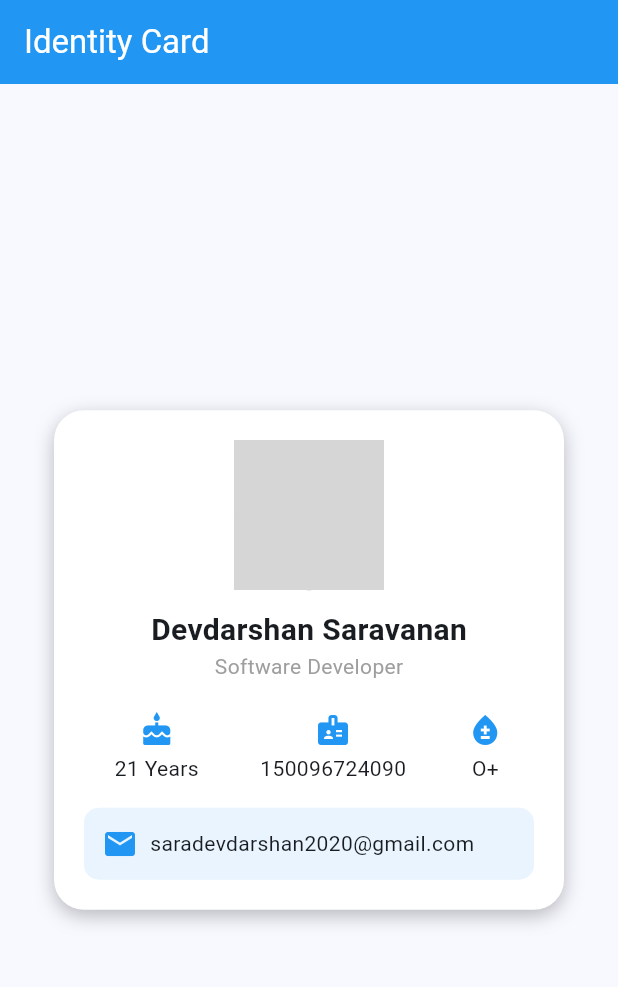
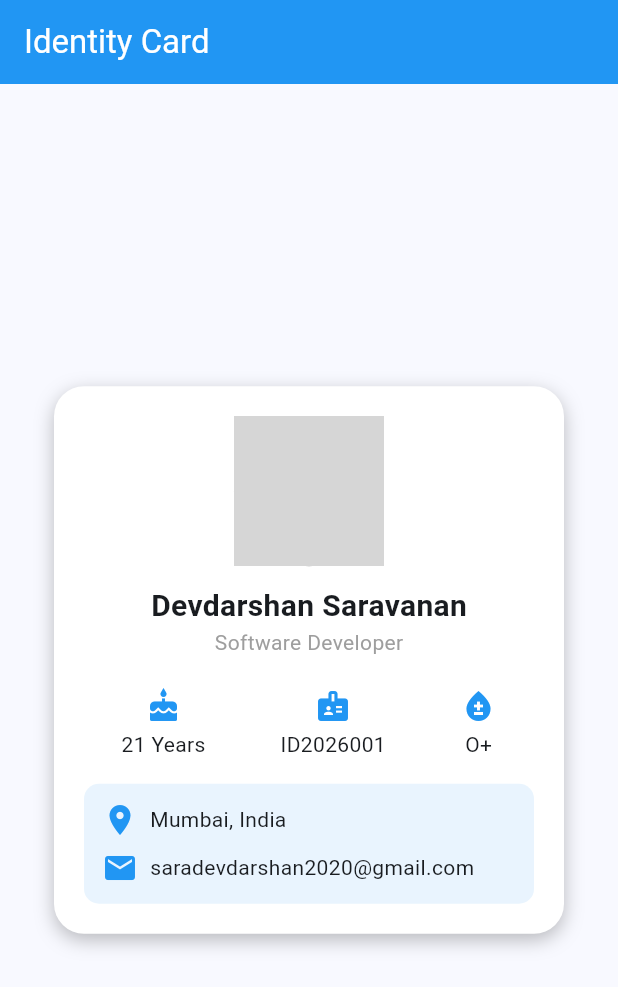
Before and after one commit to devdarshan1495/Flutter-Assignments, a Flutter app: the screen it shows after launch, on a phone screen of 412 x 824 dp. Shown: the top 987 px of the screen. Run offline on Flutter 3.47's test engine with Material 3 defaults, Android fonts, the phone set to English and light mode, and no system bars; network calls fail; grey boxes are pictures that could not be loaded.

Commit message:
Add location field to identity card

```diff
--- a/lib/main.dart
+++ b/lib/main.dart
@@ -79,7 +79,7 @@ class IdentityCard extends StatelessWidget {
                     children: <Widget>[
                       Icon(Icons.badge, color: Colors.blue),
                       SizedBox(height: 4),
-                      Text('150096724090'),
+                      Text('ID2026001'),
                     ],
                   ),
                   Column(
@@ -99,11 +99,24 @@ class IdentityCard extends StatelessWidget {
                   color: Colors.blue.withValues(alpha: 0.1),
                   borderRadius: BorderRadius.circular(10),
                 ),
-                child: const Row(
+                child: const Column(
+                  crossAxisAlignment: CrossAxisAlignment.start,
                   children: <Widget>[
-                    Icon(Icons.email, color: Colors.blue),
-                    SizedBox(width: 8),
-                    Text('saradevdarshan2020@gmail.com'),
+                    Row(
+                      children: <Widget>[
+                        Icon(Icons.location_on, color: Colors.blue),
+                        SizedBox(width: 8),
+                        Text('Mumbai, India'),
+                      ],
+                    ),
+                    SizedBox(height: 8),
+                    Row(
+                      children: <Widget>[
+                        Icon(Icons.email, color: Colors.blue),
+                        SizedBox(width: 8),
+                        Text('saradevdarshan2020@gmail.com'),
+                      ],
+                    ),
                   ],
                 ),
               ),
```
